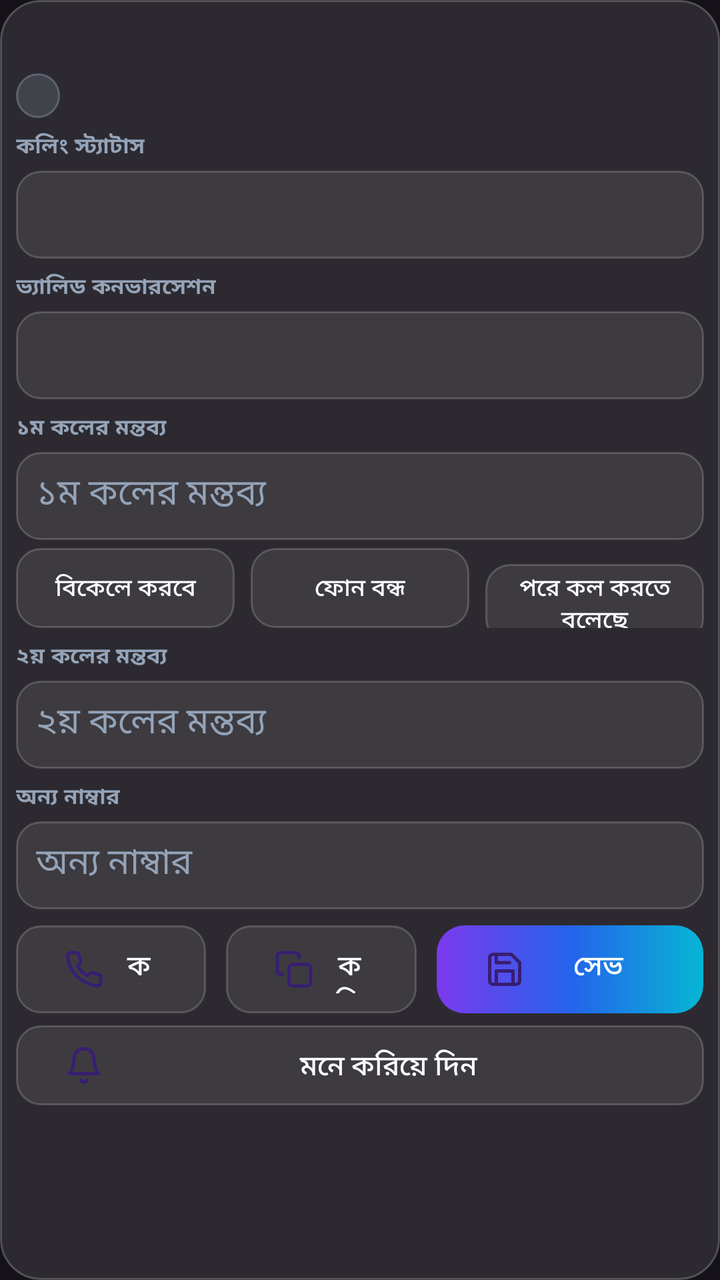
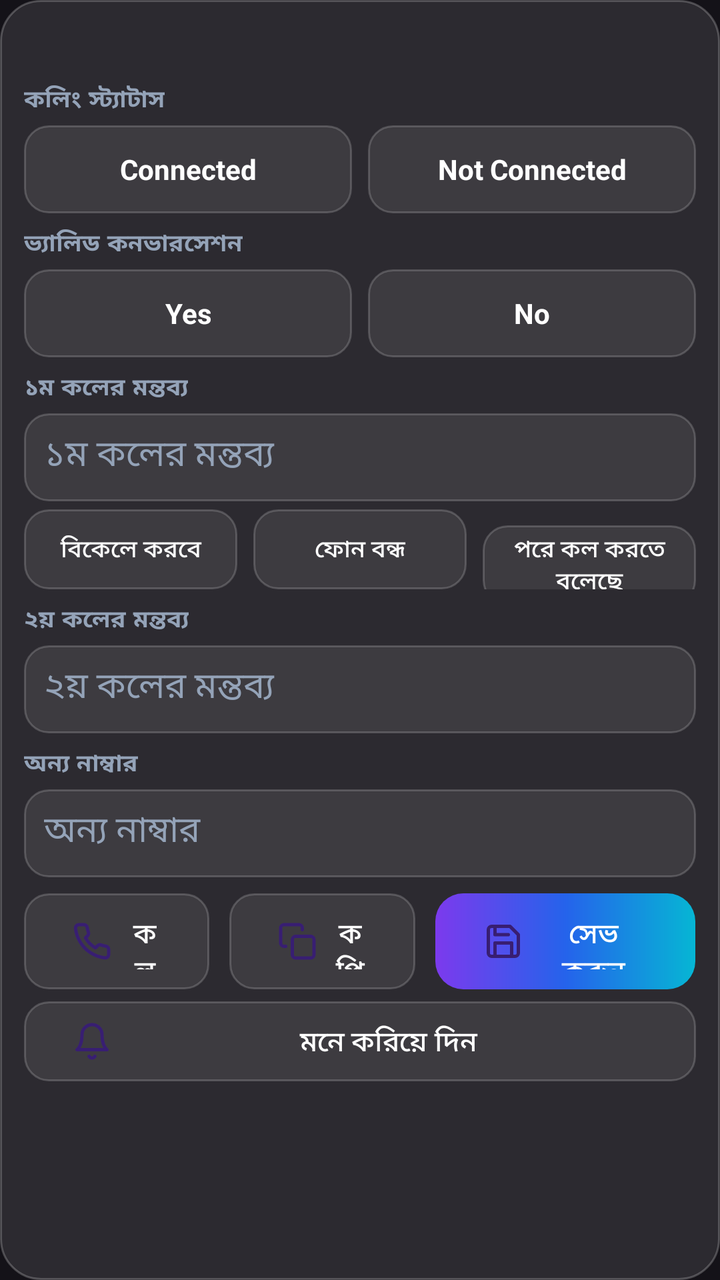

Compare the two renders of this Android layout. The source of the first and the diff that turns it into the second are given below.
<!-- AndroidManifest.xml: application theme Theme.Telesales -->
<!-- res/layout/item_row.xml -->
<?xml version="1.0" encoding="utf-8"?>
<LinearLayout xmlns:android="http://schemas.android.com/apk/res/android"
    xmlns:app="http://schemas.android.com/apk/res-auto"
    android:layout_width="match_parent" android:layout_height="wrap_content"
    android:orientation="vertical" android:background="@drawable/glass_card"
    android:layout_margin="6dp" android:padding="8dp">
    <LinearLayout android:layout_width="match_parent" android:layout_height="wrap_content"
        android:orientation="horizontal" android:gravity="center_vertical">
        <TextView android:id="@+id/tvNumber" android:layout_width="0dp" android:layout_height="wrap_content"
            android:layout_weight="1" android:textSize="17sp" android:textStyle="bold"
            android:textColor="@color/white" />
        <TextView android:id="@+id/tvRow" android:layout_width="wrap_content" android:layout_height="wrap_content"
            android:textSize="12sp" android:textColor="@color/lavender" />
    </LinearLayout>
    <LinearLayout android:layout_width="match_parent" android:layout_height="wrap_content"
        android:orientation="horizontal" android:layout_marginTop="6dp">
        <TextView android:id="@+id/tvChipStatus" android:layout_width="wrap_content"
            android:layout_height="wrap_content" android:background="@drawable/chip_grey"
            android:paddingHorizontal="11dp" android:paddingVertical="3dp"
            android:textSize="12sp" android:textStyle="bold" android:textColor="@color/white" />
        <TextView android:id="@+id/tvChipValid" android:layout_width="wrap_content"
            android:layout_height="wrap_content" android:background="@drawable/chip_blue"
            android:paddingHorizontal="11dp" android:paddingVertical="3dp"
            android:layout_marginStart="8dp" android:textSize="12sp" android:textStyle="bold"
            android:textColor="@color/white" android:visibility="gone" />
    </LinearLayout>
    <TextView android:id="@+id/tvHistory" android:layout_width="match_parent"
        android:layout_height="wrap_content" android:textSize="12sp" android:textColor="@color/muted_light"
        android:layout_marginTop="4dp" android:visibility="gone" />
    <TextView android:layout_width="wrap_content" android:layout_height="wrap_content"
        android:text="কলিং স্ট্যাটাস" android:textSize="11sp" android:textStyle="bold"
        android:textColor="@color/muted_light" android:letterSpacing="0.05" android:layout_marginTop="6dp" />
    <TextView android:id="@+id/tvStatusField" android:layout_width="match_parent" android:layout_height="44dp"
        android:background="@drawable/glass_field" android:layout_marginTop="4dp" android:paddingHorizontal="10dp"
        android:gravity="center_vertical" android:textSize="14sp" android:textColor="@color/white"
        android:clickable="true" android:focusable="true" />
    <TextView android:layout_width="wrap_content" android:layout_height="wrap_content"
        android:text="ভ্যালিড কনভারসেশন" android:textSize="11sp" android:textStyle="bold"
        android:textColor="@color/muted_light" android:letterSpacing="0.05" android:layout_marginTop="6dp" />
    <TextView android:id="@+id/tvValidField" android:layout_width="match_parent" android:layout_height="44dp"
        android:background="@drawable/glass_field" android:layout_marginTop="4dp" android:paddingHorizontal="10dp"
        android:gravity="center_vertical" android:textSize="14sp" android:textColor="@color/white"
        android:clickable="true" android:focusable="true" />
    <TextView android:layout_width="wrap_content" android:layout_height="wrap_content"
        android:text="১ম কলের মন্তব্য" android:textSize="11sp" android:textStyle="bold"
        android:textColor="@color/muted_light" android:letterSpacing="0.05" android:layout_marginTop="6dp" />
    <com.google.android.material.textfield.TextInputEditText android:id="@+id/etRemark1"
        android:layout_width="match_parent" android:layout_height="44dp" android:hint="১ম কলের মন্তব্য"
        android:background="@drawable/glass_field" android:padding="10dp" android:layout_marginTop="4dp"
        android:textColor="@color/white" android:textColorHint="@color/muted_light" />
    
    <LinearLayout android:layout_width="match_parent" android:layout_height="wrap_content"
        android:orientation="horizontal" android:layout_marginTop="4dp">
        <android.widget.Button android:id="@+id/phraseBtn1" android:layout_width="0dp"
            android:layout_height="40dp" android:layout_weight="1" android:text="বিকেলে করবে"
            android:textSize="12sp" android:background="@drawable/glass_field" android:textColor="@color/white" />
        <android.widget.Button android:id="@+id/phraseBtn2" android:layout_width="0dp"
            android:layout_height="40dp" android:layout_weight="1" android:layout_marginStart="8dp"
            android:text="ফোন বন্ধ" android:textSize="12sp"
            android:background="@drawable/glass_field" android:textColor="@color/white" />
        <android.widget.Button android:id="@+id/phraseBtn3" android:layout_width="0dp"
            android:layout_height="40dp" android:layout_weight="1" android:layout_marginStart="8dp"
            android:text="পরে কল করতে বলেছে" android:textSize="12sp"
            android:background="@drawable/glass_field" android:textColor="@color/white" />
    </LinearLayout>
    <TextView android:layout_width="wrap_content" android:layout_height="wrap_content"
        android:text="২য় কলের মন্তব্য" android:textSize="11sp" android:textStyle="bold"
        android:textColor="@color/muted_light" android:letterSpacing="0.05" android:layout_marginTop="6dp" />
    <com.google.android.material.textfield.TextInputEditText android:id="@+id/etRemark2"
        android:layout_width="match_parent" android:layout_height="44dp" android:hint="২য় কলের মন্তব্য"
        android:background="@drawable/glass_field" android:padding="10dp" android:layout_marginTop="4dp"
        android:textColor="@color/white" android:textColorHint="@color/muted_light" />
    <TextView android:layout_width="wrap_content" android:layout_height="wrap_content"
        android:text="অন্য নাম্বার" android:textSize="11sp" android:textStyle="bold"
        android:textColor="@color/muted_light" android:letterSpacing="0.05" android:layout_marginTop="6dp" />
    <com.google.android.material.textfield.TextInputEditText android:id="@+id/etOthers"
        android:layout_width="match_parent" android:layout_height="44dp" android:hint="অন্য নাম্বার"
        android:inputType="phone" android:background="@drawable/glass_field" android:padding="10dp"
        android:layout_marginTop="4dp" android:textColor="@color/white" android:textColorHint="@color/muted_light" />
    <LinearLayout android:layout_width="match_parent" android:layout_height="wrap_content"
        android:orientation="horizontal" android:layout_marginTop="8dp">
        <com.google.android.material.button.MaterialButton android:id="@+id/btnCall" android:layout_width="0dp"
            android:layout_height="44dp" android:layout_weight="1" android:text="কল" android:minWidth="0dp"
            app:icon="@drawable/ic_call" app:iconSize="20dp" app:iconPadding="8dp"
            app:backgroundTint="@null" android:background="@drawable/glass_field" android:textColor="@color/white" />
        <com.google.android.material.button.MaterialButton android:id="@+id/btnCopy" android:layout_width="0dp"
            android:layout_height="44dp" android:layout_weight="1" android:minWidth="0dp"
            android:layout_marginStart="10dp" android:text="কপি"
            app:icon="@drawable/ic_copy" app:iconSize="20dp" app:iconPadding="8dp"
            app:backgroundTint="@null" android:background="@drawable/glass_field" android:textColor="@color/white" />
        <com.google.android.material.button.MaterialButton android:id="@+id/btnSave"
            android:layout_width="0dp" android:layout_height="44dp" android:layout_weight="1.4"
            android:layout_marginStart="10dp" android:text="সেভ করুন"
            app:icon="@drawable/ic_save" app:iconSize="20dp" app:iconPadding="8dp"
            app:backgroundTint="@null" android:background="@drawable/btn_gradient"
            android:textColor="@color/white" />
    </LinearLayout>
    
    <LinearLayout android:layout_width="match_parent" android:layout_height="wrap_content"
        android:orientation="horizontal" android:layout_marginTop="6dp">
        <com.google.android.material.button.MaterialButton android:id="@+id/remindBtn" android:layout_width="match_parent"
            android:layout_height="40dp" android:text="মনে করিয়ে দিন" android:minWidth="0dp"
            app:icon="@drawable/ic_bell" app:iconSize="20dp" app:iconPadding="8dp"
            app:backgroundTint="@null" android:background="@drawable/glass_field" android:textColor="@color/white" />
    </LinearLayout>
</LinearLayout>
<!-- resources referenced by this layout -->
<resources>
  <color name="lavender">#C4B5FD</color>
  <color name="muted_light">#94A3B8</color>
  <color name="white">#FFFFFF</color>
  <!-- drawable btn_gradient (drawable) -->
  <?xml version="1.0" encoding="utf-8"?>
  <shape xmlns:android="http://schemas.android.com/apk/res/android" android:shape="rectangle">
      <corners android:radius="14dp" />
      <gradient android:angle="0" android:startColor="@color/violet" android:centerColor="@color/blue" android:endColor="@color/cyan" />
  </shape>
  <!-- drawable chip_blue (drawable) -->
  <?xml version="1.0" encoding="utf-8"?>
  <shape xmlns:android="http://schemas.android.com/apk/res/android" android:shape="rectangle">
      <corners android:radius="100dp" />
      <solid android:color="#3338BDF8" />
      <stroke android:width="1dp" android:color="#6638BDF8" />
  </shape>
  <!-- drawable chip_grey (drawable) -->
  <?xml version="1.0" encoding="utf-8"?>
  <shape xmlns:android="http://schemas.android.com/apk/res/android" android:shape="rectangle">
      <corners android:radius="100dp" />
      <solid android:color="#3394A3B8" />
      <stroke android:width="1dp" android:color="#6694A3B8" />
  </shape>
  <!-- drawable glass_card (drawable) -->
  <?xml version="1.0" encoding="utf-8"?>
  <shape xmlns:android="http://schemas.android.com/apk/res/android" android:shape="rectangle">
      <corners android:radius="20dp" />
      <solid android:color="@color/glass_white" />
      <stroke android:width="1dp" android:color="@color/glass_border" />
  </shape>
  <!-- drawable glass_field (drawable) -->
  <?xml version="1.0" encoding="utf-8"?>
  <shape xmlns:android="http://schemas.android.com/apk/res/android" android:shape="rectangle">
      <corners android:radius="12dp" />
      <solid android:color="@color/field_bg" />
      <stroke android:width="1dp" android:color="@color/field_border" />
  </shape>
  <!-- drawable ic_bell (drawable) -->
  <vector xmlns:android="http://schemas.android.com/apk/res/android"
      android:width="24dp" android:height="24dp" android:viewportWidth="24" android:viewportHeight="24">
      <path android:fillColor="@android:color/transparent" android:strokeColor="@android:color/white" android:strokeWidth="2" android:strokeLineCap="round" android:strokeLineJoin="round" android:pathData="M18,8A6,6 0,0 0 6,8c0,7-3,9-3,9h18s-3,-2-3,-9"/>
      <path android:fillColor="@android:color/transparent" android:strokeColor="@android:color/white" android:strokeWidth="2" android:strokeLineCap="round" android:strokeLineJoin="round" android:pathData="M13.73,21a2,2 0,0 1-3.46,0"/>
  </vector>
  <!-- drawable ic_call (drawable) -->
  <vector xmlns:android="http://schemas.android.com/apk/res/android"
      android:width="24dp" android:height="24dp" android:viewportWidth="24" android:viewportHeight="24">
      <path android:fillColor="@android:color/transparent" android:strokeColor="@android:color/white" android:strokeWidth="2" android:strokeLineCap="round" android:strokeLineJoin="round" android:pathData="M22,16.92v3a2,2 0,0 1-2.18,2 19.79,19.79 0,0 1-8.63,-3.07 19.5,19.5 0,0 1-6,-6 19.79,19.79 0,0 1-3.07,-8.67A2,2 0,0 1 4.11,2h3a2,2 0,0 1 2,1.72 12.84,12.84 0,0 0 0.7,2.81 2,2 0,0 1-0.45,2.11L8.09,9.91a16,16 0,0 0 6,6l1.27,-1.27a2,2 0,0 1 2.11,-0.45 12.84,12.84 0,0 0 2.81,0.7A2,2 0,0 1 22,16.92z"/>
  </vector>
  <style name="Theme.Telesales" parent="Theme.Material3.Dark.NoActionBar">
          <item name="colorPrimary">@color/violet</item>
          <item name="colorPrimaryVariant">@color/blue</item>
          <item name="android:textColorPrimary">@color/white</item>
          <item name="android:textColorSecondary">@color/muted_light</item>
      </style>
  <color name="violet">#7C3AED</color>
  <color name="blue">#2563EB</color>
  <color name="cyan">#06B6D4</color>
  <color name="glass_white">#1AFFFFFF</color>
  <color name="glass_border">#38FFFFFF</color>
  <color name="field_bg">#14FFFFFF</color>
  <color name="field_border">#2EFFFFFF</color>
  <!-- unchanged entries left out for length: 2 -->
</resources>

<!-- the commit's change to res/layout/item_row.xml (unified diff, before → after) -->
@@ -3,7 +3,7 @@
     xmlns:app="http://schemas.android.com/apk/res-auto"
     android:layout_width="match_parent" android:layout_height="wrap_content"
     android:orientation="vertical" android:background="@drawable/glass_card"
-    android:layout_margin="6dp" android:padding="8dp">
+    android:layout_margin="6dp" android:padding="12dp">
     <LinearLayout android:layout_width="match_parent" android:layout_height="wrap_content"
         android:orientation="horizontal" android:gravity="center_vertical">
         <TextView android:id="@+id/tvNumber" android:layout_width="0dp" android:layout_height="wrap_content"
@@ -12,37 +12,41 @@
         <TextView android:id="@+id/tvRow" android:layout_width="wrap_content" android:layout_height="wrap_content"
             android:textSize="12sp" android:textColor="@color/lavender" />
     </LinearLayout>
-    <LinearLayout android:layout_width="match_parent" android:layout_height="wrap_content"
-        android:orientation="horizontal" android:layout_marginTop="6dp">
-        <TextView android:id="@+id/tvChipStatus" android:layout_width="wrap_content"
-            android:layout_height="wrap_content" android:background="@drawable/chip_grey"
-            android:paddingHorizontal="11dp" android:paddingVertical="3dp"
-            android:textSize="12sp" android:textStyle="bold" android:textColor="@color/white" />
-        <TextView android:id="@+id/tvChipValid" android:layout_width="wrap_content"
-            android:layout_height="wrap_content" android:background="@drawable/chip_blue"
-            android:paddingHorizontal="11dp" android:paddingVertical="3dp"
-            android:layout_marginStart="8dp" android:textSize="12sp" android:textStyle="bold"
-            android:textColor="@color/white" android:visibility="gone" />
-    </LinearLayout>
     <TextView android:id="@+id/tvHistory" android:layout_width="match_parent"
         android:layout_height="wrap_content" android:textSize="12sp" android:textColor="@color/muted_light"
         android:layout_marginTop="4dp" android:visibility="gone" />
     <TextView android:layout_width="wrap_content" android:layout_height="wrap_content"
-        android:text="কলিং স্ট্যাটাস" android:textSize="11sp" android:textStyle="bold"
+        android:text="কলিং স্ট্যাটাস" android:textSize="12sp" android:textStyle="bold"
         android:textColor="@color/muted_light" android:letterSpacing="0.05" android:layout_marginTop="6dp" />
-    <TextView android:id="@+id/tvStatusField" android:layout_width="match_parent" android:layout_height="44dp"
-        android:background="@drawable/glass_field" android:layout_marginTop="4dp" android:paddingHorizontal="10dp"
-        android:gravity="center_vertical" android:textSize="14sp" android:textColor="@color/white"
-        android:clickable="true" android:focusable="true" />
+    
+    <LinearLayout android:layout_width="match_parent" android:layout_height="wrap_content"
+        android:orientation="horizontal" android:layout_marginTop="4dp">
+        <TextView android:id="@+id/statusChipConn" android:layout_width="0dp" android:layout_height="44dp"
+            android:layout_weight="1" android:background="@drawable/glass_field" android:gravity="center"
+            android:text="Connected" android:textSize="14sp" android:textStyle="bold"
+            android:textColor="@color/white" android:clickable="true" android:focusable="true" />
+        <TextView android:id="@+id/statusChipNotConn" android:layout_width="0dp" android:layout_height="44dp"
+            android:layout_weight="1" android:layout_marginStart="8dp" android:background="@drawable/glass_field"
+            android:gravity="center" android:text="Not Connected" android:textSize="14sp" android:textStyle="bold"
+            android:textColor="@color/white" android:clickable="true" android:focusable="true" />
+    </LinearLayout>
     <TextView android:layout_width="wrap_content" android:layout_height="wrap_content"
-        android:text="ভ্যালিড কনভারসেশন" android:textSize="11sp" android:textStyle="bold"
+        android:text="ভ্যালিড কনভারসেশন" android:textSize="12sp" android:textStyle="bold"
         android:textColor="@color/muted_light" android:letterSpacing="0.05" android:layout_marginTop="6dp" />
-    <TextView android:id="@+id/tvValidField" android:layout_width="match_parent" android:layout_height="44dp"
-        android:background="@drawable/glass_field" android:layout_marginTop="4dp" android:paddingHorizontal="10dp"
-        android:gravity="center_vertical" android:textSize="14sp" android:textColor="@color/white"
-        android:clickable="true" android:focusable="true" />
+    
+    <LinearLayout android:layout_width="match_parent" android:layout_height="wrap_content"
+        android:orientation="horizontal" android:layout_marginTop="4dp">
+        <TextView android:id="@+id/validChipYes" android:layout_width="0dp" android:layout_height="44dp"
+            android:layout_weight="1" android:background="@drawable/glass_field" android:gravity="center"
+            android:text="Yes" android:textSize="14sp" android:textStyle="bold"
+            android:textColor="@color/white" android:clickable="true" android:focusable="true" />
+        <TextView android:id="@+id/validChipNo" android:layout_width="0dp" android:layout_height="44dp"
+            android:layout_weight="1" android:layout_marginStart="8dp" android:background="@drawable/glass_field"
+            android:gravity="center" android:text="No" android:textSize="14sp" android:textStyle="bold"
+            android:textColor="@color/white" android:clickable="true" android:focusable="true" />
+    </LinearLayout>
     <TextView android:layout_width="wrap_content" android:layout_height="wrap_content"
-        android:text="১ম কলের মন্তব্য" android:textSize="11sp" android:textStyle="bold"
+        android:text="১ম কলের মন্তব্য" android:textSize="12sp" android:textStyle="bold"
         android:textColor="@color/muted_light" android:letterSpacing="0.05" android:layout_marginTop="6dp" />
     <com.google.android.material.textfield.TextInputEditText android:id="@+id/etRemark1"
         android:layout_width="match_parent" android:layout_height="44dp" android:hint="১ম কলের মন্তব্য"
@@ -52,26 +56,26 @@
     <LinearLayout android:layout_width="match_parent" android:layout_height="wrap_content"
         android:orientation="horizontal" android:layout_marginTop="4dp">
         <android.widget.Button android:id="@+id/phraseBtn1" android:layout_width="0dp"
-            android:layout_height="40dp" android:layout_weight="1" android:text="বিকেলে করবে"
+            android:layout_height="40dp" android:minHeight="0dp" android:minWidth="0dp" android:layout_weight="1" android:text="বিকেলে করবে"
             android:textSize="12sp" android:background="@drawable/glass_field" android:textColor="@color/white" />
         <android.widget.Button android:id="@+id/phraseBtn2" android:layout_width="0dp"
-            android:layout_height="40dp" android:layout_weight="1" android:layout_marginStart="8dp"
+            android:layout_height="40dp" android:minHeight="0dp" android:minWidth="0dp" android:layout_weight="1" android:layout_marginStart="8dp"
             android:text="ফোন বন্ধ" android:textSize="12sp"
             android:background="@drawable/glass_field" android:textColor="@color/white" />
         <android.widget.Button android:id="@+id/phraseBtn3" android:layout_width="0dp"
-            android:layout_height="40dp" android:layout_weight="1" android:layout_marginStart="8dp"
+            android:layout_height="40dp" android:minHeight="0dp" android:minWidth="0dp" android:layout_weight="1" android:layout_marginStart="8dp"
             android:text="পরে কল করতে বলেছে" android:textSize="12sp"
             android:background="@drawable/glass_field" android:textColor="@color/white" />
     </LinearLayout>
     <TextView android:layout_width="wrap_content" android:layout_height="wrap_content"
-        android:text="২য় কলের মন্তব্য" android:textSize="11sp" android:textStyle="bold"
+        android:text="২য় কলের মন্তব্য" android:textSize="12sp" android:textStyle="bold"
         android:textColor="@color/muted_light" android:letterSpacing="0.05" android:layout_marginTop="6dp" />
     <com.google.android.material.textfield.TextInputEditText android:id="@+id/etRemark2"
         android:layout_width="match_parent" android:layout_height="44dp" android:hint="২য় কলের মন্তব্য"
         android:background="@drawable/glass_field" android:padding="10dp" android:layout_marginTop="4dp"
         android:textColor="@color/white" android:textColorHint="@color/muted_light" />
     <TextView android:layout_width="wrap_content" android:layout_height="wrap_content"
-        android:text="অন্য নাম্বার" android:textSize="11sp" android:textStyle="bold"
+        android:text="অন্য নাম্বার" android:textSize="12sp" android:textStyle="bold"
         android:textColor="@color/muted_light" android:letterSpacing="0.05" android:layout_marginTop="6dp" />
     <com.google.android.material.textfield.TextInputEditText android:id="@+id/etOthers"
         android:layout_width="match_parent" android:layout_height="44dp" android:hint="অন্য নাম্বার"
@@ -80,16 +84,16 @@
     <LinearLayout android:layout_width="match_parent" android:layout_height="wrap_content"
         android:orientation="horizontal" android:layout_marginTop="8dp">
         <com.google.android.material.button.MaterialButton android:id="@+id/btnCall" android:layout_width="0dp"
-            android:layout_height="44dp" android:layout_weight="1" android:text="কল" android:minWidth="0dp"
+            android:layout_height="48dp" android:layout_weight="1" android:text="কল" android:minWidth="0dp"
             app:icon="@drawable/ic_call" app:iconSize="20dp" app:iconPadding="8dp"
             app:backgroundTint="@null" android:background="@drawable/glass_field" android:textColor="@color/white" />
         <com.google.android.material.button.MaterialButton android:id="@+id/btnCopy" android:layout_width="0dp"
-            android:layout_height="44dp" android:layout_weight="1" android:minWidth="0dp"
+            android:layout_height="48dp" android:layout_weight="1" android:minWidth="0dp"
             android:layout_marginStart="10dp" android:text="কপি"
             app:icon="@drawable/ic_copy" app:iconSize="20dp" app:iconPadding="8dp"
             app:backgroundTint="@null" android:background="@drawable/glass_field" android:textColor="@color/white" />
         <com.google.android.material.button.MaterialButton android:id="@+id/btnSave"
-            android:layout_width="0dp" android:layout_height="44dp" android:layout_weight="1.4"
+            android:layout_width="0dp" android:layout_height="48dp" android:layout_weight="1.4"
             android:layout_marginStart="10dp" android:text="সেভ করুন"
             app:icon="@drawable/ic_save" app:iconSize="20dp" app:iconPadding="8dp"
             app:backgroundTint="@null" android:background="@drawable/btn_gradient"
<!-- resource entries referenced after the edit -->
@@ -8,20 +8,6 @@
   <shape xmlns:android="http://schemas.android.com/apk/res/android" android:shape="rectangle">
       <corners android:radius="14dp" />
       <gradient android:angle="0" android:startColor="@color/violet" android:centerColor="@color/blue" android:endColor="@color/cyan" />
-  </shape>
-  <!-- drawable chip_blue (drawable) -->
-  <?xml version="1.0" encoding="utf-8"?>
-  <shape xmlns:android="http://schemas.android.com/apk/res/android" android:shape="rectangle">
-      <corners android:radius="100dp" />
-      <solid android:color="#3338BDF8" />
-      <stroke android:width="1dp" android:color="#6638BDF8" />
-  </shape>
-  <!-- drawable chip_grey (drawable) -->
-  <?xml version="1.0" encoding="utf-8"?>
-  <shape xmlns:android="http://schemas.android.com/apk/res/android" android:shape="rectangle">
-      <corners android:radius="100dp" />
-      <solid android:color="#3394A3B8" />
-      <stroke android:width="1dp" android:color="#6694A3B8" />
   </shape>
   <!-- drawable glass_card (drawable) -->
   <?xml version="1.0" encoding="utf-8"?>
